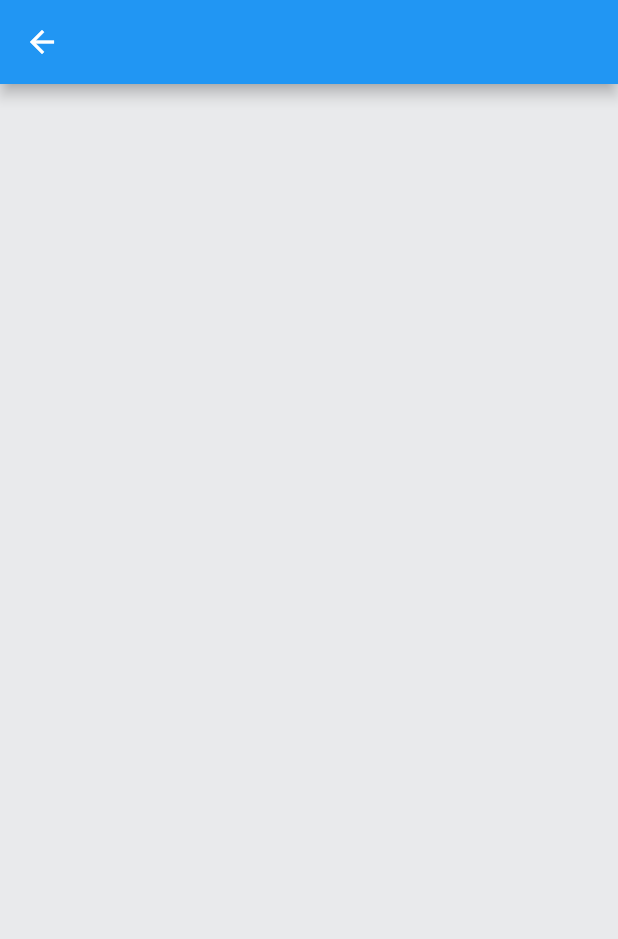
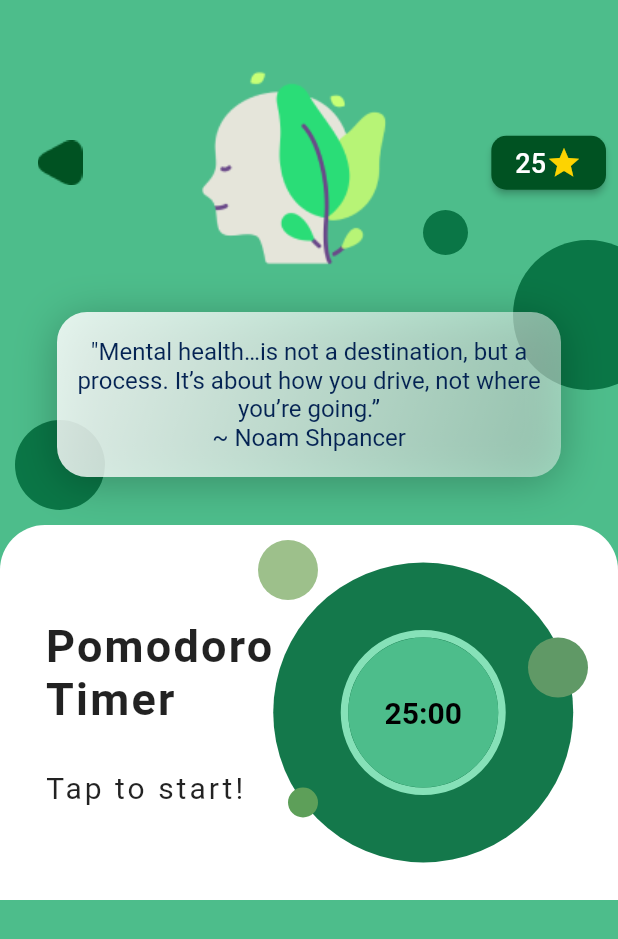
Before and after one commit to 2504pratik/soulfit_flutter, a Flutter app: the MentalFitness screen opened directly, on a phone screen of 412 x 824 dp. Shown: the top 939 px of the screen. Run offline on Flutter 3.47's test engine with Material 2 defaults, Android fonts, the phone set to English and light mode, and no system bars; drawn by our look-alikes of percent_indicator; our stand-ins replace firebase_auth, firebase_core, google_sign_in, googleapis_auth, smooth_page_indicator; missing offline and left inert: d_chart; accounts and stored records are empty; statements that could not run were skipped; key blocks and very long unbroken strings in the code were emptied for the run.

Commit message:
mental fitness start

```diff
--- a/lib/login_page/auth_services.dart
+++ b/lib/login_page/auth_services.dart
@@ -23,8 +23,6 @@ class AuthService {
 
         await FirebaseAuth.instance.signInWithCredential(credential);
       }
-    } catch (e) {
-      print(e);
-    }
+    } catch (e) {}
   }
 }
--- /dev/null
+++ b/lib/mental_fitness/first.dart
@@ -0,0 +1,126 @@
+import 'package:flutter/material.dart';
+
+import '../home_page/home_page.dart';
+
+class First extends StatelessWidget {
+  const First({Key? key}) : super(key: key);
+
+  @override
+  Widget build(BuildContext context) {
+    return SizedBox(
+      height: 350,
+      child: Stack(children: [
+        Column(
+          children: [
+            const SizedBox(
+              height: 30,
+            ),
+            Padding(
+              padding: const EdgeInsets.all(8.0),
+              child: Row(
+                mainAxisAlignment: MainAxisAlignment.spaceBetween,
+                children: [
+                  ElevatedButton(
+                    onPressed: () {
+                      Navigator.pop(
+                          context,
+                          MaterialPageRoute(
+                              builder: ((context) => const HomePage())));
+                    },
+                    style: ButtonStyle(
+                        elevation: MaterialStateProperty.all<double>(0),
+                        backgroundColor: MaterialStateProperty.all<Color>(
+                            const Color.fromRGBO(77, 189, 139, 1))),
+                    child: Image.asset("assets/images/MentalFit_backBtn.png"),
+                  ),
+                  Image.asset("assets/images/image 32.png"),
+                  ElevatedButton(
+                      style: ButtonStyle(
+                          shape:
+                              MaterialStateProperty.all<RoundedRectangleBorder>(
+                            RoundedRectangleBorder(
+                              borderRadius: BorderRadius.circular(10.0),
+                            ),
+                          ),
+                          backgroundColor: MaterialStateProperty.all<Color>(
+                              const Color.fromRGBO(0, 82, 34, 1))),
+                      onPressed: (() {}),
+                      child: Row(
+                        children: const [
+                          Text(
+                            '25',
+                            style: TextStyle(fontSize: 18),
+                          ),
+                          Icon(
+                            Icons.star,
+                            color: Color.fromARGB(255, 253, 211, 1),
+                          )
+                        ],
+                      ))
+                ],
+              ),
+            )
+          ],
+        ),
+        const Positioned(
+          top: 140,
+          right: 100,
+          child: CircleAvatar(
+            radius: 15,
+            backgroundColor: Color.fromRGBO(10, 118, 70, 1),
+          ),
+        ),
+        const Positioned(
+          top: 160,
+          right: -30,
+          child: CircleAvatar(
+            radius: 50,
+            backgroundColor: Color.fromRGBO(10, 118, 70, 1),
+          ),
+        ),
+        const Positioned(
+          top: 280,
+          left: 10,
+          child: CircleAvatar(
+            radius: 30,
+            backgroundColor: Color.fromRGBO(10, 118, 70, 1),
+          ),
+        ),
+        Positioned(
+          top: 200,
+          left: 30,
+          right: 30,
+          child: Padding(
+            padding: const EdgeInsets.all(8.0),
+            child: Container(
+              height: 110,
+              width: 350,
+              decoration: const BoxDecoration(
+                  borderRadius: BorderRadius.all(Radius.circular(20)),
+                  boxShadow: [
+                    BoxShadow(
+                        color: Color.fromRGBO(0, 0, 0, 0.25),
+                        offset: Offset(0, 4),
+                        blurRadius: 24)
+                  ],
+                  gradient: LinearGradient(colors: [
+                    Color.fromRGBO(255, 255, 255, 0.85),
+                    Color.fromRGBO(255, 255, 255, 0.45)
+                  ], begin: Alignment.topLeft, end: Alignment.bottomRight)),
+              child: const Center(
+                child: Text(
+                  '"Mental health…is not a destination, but a process. It’s about how you drive, not where you’re going.” \n~ Noam Shpancer',
+                  textAlign: TextAlign.center,
+                  style: TextStyle(
+                    fontSize: 16,
+                    color: Color.fromRGBO(4, 35, 83, 1),
+                  ),
+                ),
+              ),
+            ),
+          ),
+        ),
+      ]),
+    );
+  }
+}
--- a/lib/mental_fitness/mental_fitness.dart
+++ b/lib/mental_fitness/mental_fitness.dart
@@ -1,4 +1,6 @@
 import 'package:flutter/material.dart';
+import 'package:soulfit/mental_fitness/first.dart';
+import 'package:soulfit/mental_fitness/second.dart';
 
 class MentalFitness extends StatelessWidget {
   const MentalFitness({Key? key}) : super(key: key);
@@ -6,7 +8,11 @@ class MentalFitness extends StatelessWidget {
   @override
   Widget build(BuildContext context) {
     return Scaffold(
-      appBar: AppBar(),
+      backgroundColor: const Color.fromRGBO(77, 189, 139, 1),
+      body: SingleChildScrollView(
+          child: Column(
+        children: const [First(), Pomodoro()],
+      )),
     );
   }
 }
--- /dev/null
+++ b/lib/mental_fitness/second.dart
@@ -0,0 +1,166 @@
+import 'dart:async';
+
+import 'package:flutter/material.dart';
+import 'package:percent_indicator/percent_indicator.dart';
+
+class Pomodoro extends StatefulWidget {
+  const Pomodoro({Key? key}) : super(key: key);
+
+  @override
+  State<Pomodoro> createState() => _PomodoroState();
+}
+
+class _PomodoroState extends State<Pomodoro> with TickerProviderStateMixin {
+  late AnimationController _animationController;
+  bool _isRunning = false;
+  int _timeLeft = 25 * 60;
+  final int _initialTime = 25 * 60;
+  Timer? _timer;
+  @override
+  void initState() {
+    super.initState();
+    _animationController = AnimationController(
+      vsync: this,
+      duration: Duration(seconds: _initialTime),
+    );
+  }
+
+  @override
+  void dispose() {
+    _animationController.dispose();
+    _timer?.cancel();
+    super.dispose();
+  }
+
+  void _startTimer() {
+    setState(() {
+      _isRunning = true;
+    });
+    _animationController.forward(from: _animationController.value);
+    _timer = Timer.periodic(const Duration(seconds: 1), (timer) {
+      setState(() {
+        _timeLeft -= 1;
+      });
+      if (_timeLeft == 0) {
+        _animationController.stop(canceled: false);
+        _isRunning = false;
+        _timeLeft = _initialTime;
+        _timer?.cancel();
+      }
+    });
+  }
+
+  void _stopTimer() {
+    setState(() {
+      _isRunning = false;
+    });
+    _animationController.stop(canceled: false);
+    _timer?.cancel();
+  }
+
+  @override
+  Widget build(BuildContext context) {
+    return Container(
+      height: 250,
+      width: double.infinity,
+      decoration: const BoxDecoration(
+        color: Colors.white,
+        borderRadius: BorderRadius.only(
+            topLeft: Radius.circular(30), topRight: Radius.circular(30)),
+      ),
+      child: Stack(
+        children: [
+          Row(
+            mainAxisAlignment: MainAxisAlignment.center,
+            children: [
+              Column(
+                mainAxisAlignment: MainAxisAlignment.center,
+                crossAxisAlignment: CrossAxisAlignment.start,
+                children: const [
+                  Text(
+                    'Pomodoro\nTimer',
+                    style: TextStyle(
+                      fontSize: 30,
+                      fontWeight: FontWeight.bold,
+                      letterSpacing: 1.5,
+                    ),
+                  ),
+                  SizedBox(
+                    height: 30,
+                  ),
+                  Text(
+                    'Tap to start!',
+                    style: TextStyle(
+                      fontSize: 20,
+                      letterSpacing: 2,
+                    ),
+                  )
+                ],
+              ),
+              CircleAvatar(
+                backgroundColor: const Color.fromRGBO(20, 120, 75, 1),
+                radius: 100,
+                child: Center(
+                  child: GestureDetector(
+                    onTap: _isRunning ? _stopTimer : _startTimer,
+                    child: Column(
+                      mainAxisAlignment: MainAxisAlignment.center,
+                      children: [
+                        Padding(
+                          padding: const EdgeInsets.all(16.0),
+                          child: CircularPercentIndicator(
+                            circularStrokeCap: CircularStrokeCap.round,
+                            radius: 55,
+                            lineWidth: 5,
+                            percent: _timeLeft / _initialTime,
+                            backgroundColor: Colors.transparent,
+                            progressColor:
+                                const Color.fromRGBO(134, 225, 184, 1),
+                            center: CircleAvatar(
+                              radius: 50,
+                              backgroundColor:
+                                  const Color.fromRGBO(77, 189, 139, 1),
+                              child: Text(
+                                '${_timeLeft ~/ 60}:${_timeLeft % 60 < 10 ? '0' : ''}${_timeLeft % 60}',
+                                style: const TextStyle(
+                                    fontSize: 20,
+                                    color: Colors.black,
+                                    fontWeight: FontWeight.bold),
+                              ),
+                            ),
+                          ),
+                        ),
+                      ],
+                    ),
+                  ),
+                ),
+              ),
+            ],
+          ),
+          const Positioned(
+            top: 75,
+            right: 20,
+            child: CircleAvatar(
+              backgroundColor: Color.fromRGBO(96, 153, 102, 1),
+            ),
+          ),
+          const Positioned(
+            bottom: 55,
+            right: 200,
+            child: CircleAvatar(
+              radius: 10,
+              backgroundColor: Color.fromRGBO(93, 159, 89, 1),
+            ),
+          ),
+          const Positioned(
+            top: 10,
+            right: 200,
+            child: CircleAvatar(
+              backgroundColor: Color.fromRGBO(157, 192, 139, 1),
+            ),
+          )
+        ],
+      ),
+    );
+  }
+}
--- a/lib/profile_page/profile_page.dart
+++ b/lib/profile_page/profile_page.dart
@@ -21,7 +21,7 @@ class UserProfile extends StatelessWidget {
                 Column(
                   children: [
                     FirstPart(),
-                    MidPart(),
+                    const MidPart(),
                     LastPart(),
                     const ExtraPart(),
                   ],
--- a/pubspec.yaml
+++ b/pubspec.yaml
@@ -41,6 +41,7 @@ dependencies:
   smooth_page_indicator: ^1.0.0
   googleapis_auth: ^1.3.1
   d_chart: ^2.2.11
+  percent_indicator: ^4.2.3
 
 
 dev_dependencies:
```
Also changed, not shown: assets/images/MentalFit_backBtn.png (added), assets/images/image 32.png (added), pubspec.lock.
